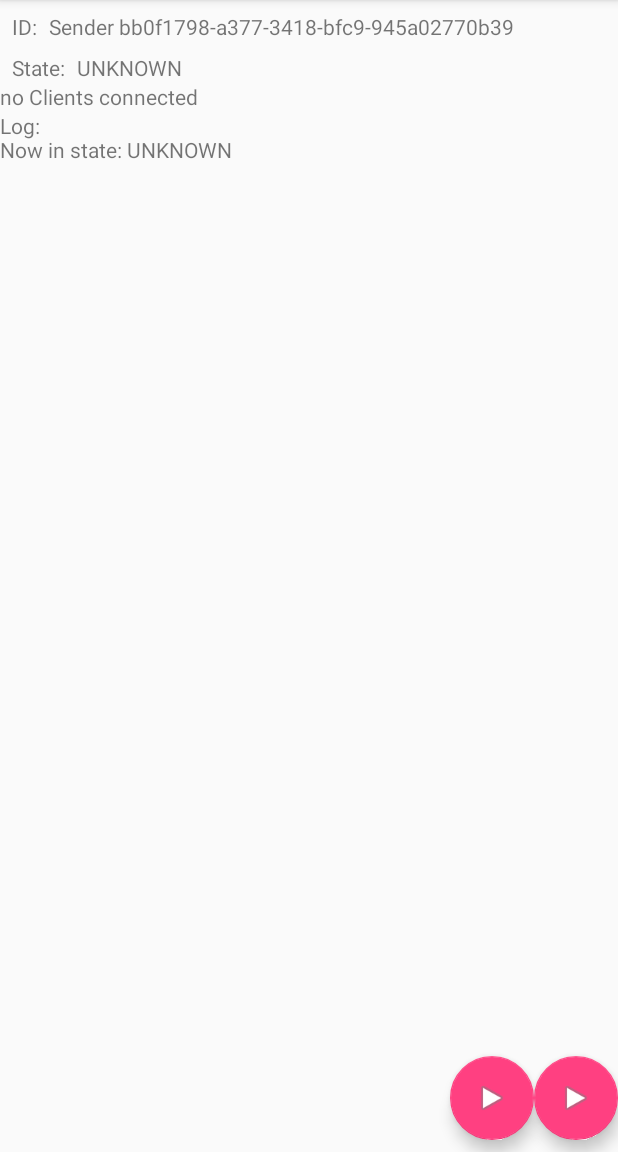
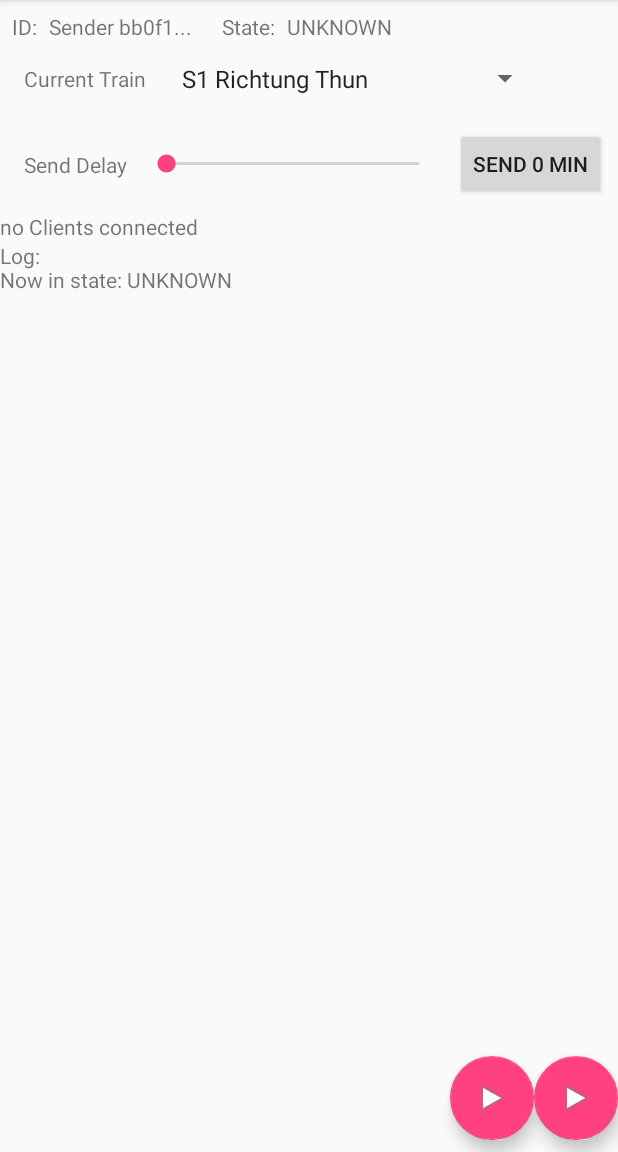
Before and after one commit to zossli/nearby-sender, an Android app: the screen it shows after launch (MainActivity), on a phone screen of 412 x 824 dp, the part 84-1236 px from its top. Run offline under Robolectric (Android 15) with nearby library versions, the phone set to English and light mode, and no system bars; 1 statement that could not run was skipped.

Commit message:
added Delay

```diff
--- a/app/src/main/AndroidManifest.xml
+++ b/app/src/main/AndroidManifest.xml
@@ -9,6 +9,7 @@
     <uses-permission android:name="android.permission.CHANGE_WIFI_STATE" />
     <uses-permission android:name="android.permission.ACCESS_COARSE_LOCATION" />
     <uses-permission android:name="android.permission.WAKE_LOCK" />
+
     <uses-permission android:name="android.permission.RECORD_AUDIO" />
 
     <application
@@ -21,7 +22,6 @@
         android:theme="@style/AppTheme">
         <activity
             android:name=".MainActivity"
-            android:keepScreenOn="true"
             android:screenOrientation="portrait">
             <intent-filter>
                 <action android:name="android.intent.action.MAIN" />
--- a/app/src/main/java/li/zoss/bfh/bsc/nearby_sender/MainActivity.java
+++ b/app/src/main/java/li/zoss/bfh/bsc/nearby_sender/MainActivity.java
@@ -1,7 +1,6 @@
 package li.zoss.bfh.bsc.nearby_sender;
 import android.content.Intent;
 import android.content.pm.PackageManager;
-import android.net.Uri;
 import android.os.Bundle;
 import android.os.ParcelFileDescriptor;
 import android.support.annotation.CallSuper;
@@ -10,6 +9,13 @@ import android.support.annotation.Nullable;
 import android.support.design.widget.FloatingActionButton;
 import android.util.Log;
 import android.view.View;
+import android.view.WindowManager;
+import android.widget.AdapterView;
+import android.widget.ArrayAdapter;
+import android.widget.Button;
+import android.widget.EditText;
+import android.widget.SeekBar;
+import android.widget.Spinner;
 import android.widget.TextView;
 import android.widget.Toast;
 
@@ -24,10 +30,11 @@ import java.io.File;
 import java.io.FileOutputStream;
 import java.io.IOException;
 import java.io.InputStream;
+import java.util.ArrayList;
 import java.util.Iterator;
 import java.util.UUID;
 
-public class MainActivity extends ConnectionsActivity {
+public class MainActivity extends ConnectionsActivity implements AdapterView.OnItemSelectedListener {
 
     private String TAG = "MainActivity";
 
@@ -50,15 +57,27 @@ public class MainActivity extends ConnectionsActivity {
     private AudioRecorder mRecorder;
     private boolean isPublishing = false;
     private Intent intent;
-    private View btnFloating2;
+    private Spinner spinnerTrainList;
+    private SeekBar numDelay;
+    private Button btnSendDelay;
+
+    private ArrayList<Train> mTrainList = new ArrayList<>();
     private Train mTrain;
 
 
     @Override
     protected void onCreate(Bundle savedInstanceState) {
         super.onCreate(savedInstanceState);
+        setContentView(R.layout.activity_main);
+        getWindow().addFlags(WindowManager.LayoutParams.FLAG_KEEP_SCREEN_ON);
 
-        setContentView(R.layout.activity_main);
+
+        //Create some Trains
+        TrainRun trainRun = new TrainRun();
+        trainRun.setAll(mTrainList);
+
+        //set current Train
+        mTrain = mTrainList.get(0);
 
 
         //View
@@ -67,10 +86,14 @@ public class MainActivity extends ConnectionsActivity {
         txtConnectedClients = findViewById(R.id.txtConnectedDevices);
         txtLog = findViewById(R.id.txtLog);
         btnFloating = findViewById(R.id.floatingActionButton);
-        btnFloating2 = findViewById(R.id.floatingActionButton2);
+        spinnerTrainList = findViewById(R.id.spinnerTrainList);
+        btnSendDelay = findViewById(R.id.btnSendDelay);
+        numDelay = findViewById(R.id.sbarDelay);
+
+
         txtConnectedClients.setText("no Clients connected");
         txtLog.setText("Log:");
-        txtID.setText(NAME);
+        txtID.setText(NAME.substring(0,12)+"...");
         txtState.setText(mState.toString());
         btnFloating.setOnClickListener(new View.OnClickListener() {
             @Override
@@ -78,33 +101,48 @@ public class MainActivity extends ConnectionsActivity {
                 runOnUiThread(new Runnable() {
                     @Override
                     public void run() {
-                        publishInformation(mTrain.getNext());
+                        mTrain.setNextValue();
+                        publishNextStop(mTrain.getNext());
                     }
                 });
             }
         });
-        btnFloating2.setOnClickListener(new View.OnClickListener() {
+        btnSendDelay.setOnClickListener(new View.OnClickListener() {
             @Override
             public void onClick(View v) {
                 runOnUiThread(new Runnable() {
                     @Override
                     public void run() {
-                        Uri uri = Uri.parse("");
-                        Log.i(TAG, "run: " + uri.toString());
-                        publishInformation(R.raw.sentence, "mp3");
+                        publishDelay(""+numDelay.getProgress());
                     }
                 });
             }
         });
-        setState(State.UNKNOWN);
+        numDelay.setOnSeekBarChangeListener(new SeekBar.OnSeekBarChangeListener() {
+            @Override
+            public void onProgressChanged(SeekBar seekBar, int progress, boolean fromUser) {
+                btnSendDelay.setText("send " +progress+" min");
+            }
 
+            @Override
+            public void onStartTrackingTouch(SeekBar seekBar) {
 
-        //Set Current Train Information
-        TrainRun trainRun = new TrainRun();
-        mTrain = new Train("RE", trainRun.rezweisimmen);
+            }
+
+            @Override
+            public void onStopTrackingTouch(SeekBar seekBar) {
+
+            }
+        });
+
+        ArrayAdapter adapter = new ArrayAdapter(this, android.R.layout.simple_spinner_item, mTrainList);
+        adapter.setDropDownViewResource(android.R.layout.simple_spinner_dropdown_item);
+        spinnerTrainList.setAdapter(adapter);
+        spinnerTrainList.setOnItemSelectedListener(this);
 
 
 
+        setState(State.UNKNOWN);
     }
 
     @Override
@@ -122,9 +160,19 @@ public class MainActivity extends ConnectionsActivity {
     }
 
 
-    private void publishInformation(Station station) {
+
+    private void publishNextStop(Station station) {
         if (getState().equals(State.CONNECTED)) {
-            JSONObject jsonObject = NotificationPayload.getNextStopJSON(station.getStationName(), station.getStationRequestStop(), mTrain.getCurrentNext());
+            JSONObject jsonObject = NotificationPayload.getNextStopJSON(station.getStationName(), station.getStationRequestStop(), mTrain.getNext());
+            setIsPublishing(true);
+            send(Payload.fromBytes(jsonObject.toString().getBytes()));
+            setIsPublishing(false);
+        }
+    }
+    private void publishDelay(String delay) {
+        Log.i(TAG, "publishDelay: "+delay);
+        if (getState().equals(State.CONNECTED)) {
+            JSONObject jsonObject = NotificationPayload.getDelayJSON(delay);
             setIsPublishing(true);
             send(Payload.fromBytes(jsonObject.toString().getBytes()));
             setIsPublishing(false);
@@ -132,7 +180,7 @@ public class MainActivity extends ConnectionsActivity {
     }
 
 
-    private void publishInformation(int rawRessource, String type) {
+    private void publishNextStop(int rawRessource, String type) {
         if (getState().equals(State.CONNECTED)) {
 
             if (!hasPermissions(this, REQUIRED_PERMISSIONS)) {
@@ -189,7 +237,7 @@ public class MainActivity extends ConnectionsActivity {
                     case TRAIN_INFO:
                         break;
                     case GET_TRAIN:
-                        JSONObject jsonPayload = NotificationPayload.getTrainInfo(mTrain.getTrain(),mTrain.getDirection());
+                        JSONObject jsonPayload = NotificationPayload.getTrainInfo(mTrain.getTrain(),mTrain.getDirection(), mTrain.getNext());
                         send(Payload.fromBytes(jsonPayload.toString().getBytes()), endpoint);
                         break;
                 }
@@ -276,6 +324,18 @@ public class MainActivity extends ConnectionsActivity {
         this.isPublishing = isPublishing;
     }
 
+    @Override
+    public void onItemSelected(AdapterView<?> parent, View view, int position, long id) {
+        Log.i(TAG, "onItemSelected: "+mTrainList.get(position));
+        mTrain = mTrainList.get(position);
+        mTrain.setNextValue(1);
+    }
+
+    @Override
+    public void onNothingSelected(AdapterView<?> parent) {
+        Log.i(TAG, "onNothingSelected: ");
+    }
+
     /**
      * States that the App goes through.
      */
--- a/app/src/main/java/li/zoss/bfh/bsc/nearby_sender/Train.java
+++ b/app/src/main/java/li/zoss/bfh/bsc/nearby_sender/Train.java
@@ -1,7 +1,5 @@
 package li.zoss.bfh.bsc.nearby_sender;
 
-
-import org.json.JSONObject;
 
 public class Train {
     private String mTrain;
@@ -19,24 +17,30 @@ public class Train {
     public Station[] getTrainRun() {
         return mTrainRun;
     }
+
     public String getDirection()
     {
         return mTrainRun[mTrainRun.length-1].getStationName();
     }
+
     public Station getNext()
     {
         if(mTrainRun.length>next)
         {
-            next++;
-            return mTrainRun[next-1];
+            return mTrainRun[next];
         }
         return  mTrainRun[mTrainRun.length-1];
     }
+    public void setNextValue(int i) {
+    }
+    public void setNextValue() {
+        next++;
+    }
 
-    public Station getCurrentNext() {
-        if(mTrainRun.length>next)
-        {
-            return mTrainRun[next];
-        }
-        return  mTrainRun[mTrainRun.length-1];    }
+    @Override
+    public String toString() {
+        return getTrain() +" Richtung "+getDirection();
+    }
+
+
 }
--- a/app/src/main/java/li/zoss/bfh/bsc/nearby_sender/TrainRun.java
+++ b/app/src/main/java/li/zoss/bfh/bsc/nearby_sender/TrainRun.java
@@ -1,11 +1,22 @@
 package li.zoss.bfh.bsc.nearby_sender;
+
+import java.util.ArrayList;
+import java.util.List;
+import java.util.Set;
 
 /**
  * Created by Reto on 01.01.2018.
  */
 
 class TrainRun {
-    public Station[] s1 = {
+
+    public void setAll(ArrayList<Train> list) {
+        list.add(new Train("S1",s1BernThun));
+        list.add(new Train("RE",redomo));
+        list.add(new Train("RE",rezweisimmen));
+
+    }
+    public Station[] s1BernThun = {
             new Station("Bern", false, ""),
             new Station("Bern Wankdorf", false, ""),
             new Station("Ostermundigen", false, ""),
@@ -27,9 +38,9 @@ class TrainRun {
             new Station("Burgholz",false,""),
             new Station("Oey-Diemtigen",false,""),
             new Station("Erlenbach im Simmental",false,""),
-            new Station("Ringoldingen",false,""),
-            new Station("Därstetten",false,""),
-            new Station("Weissenburg",false,""),
+            new Station("Ringoldingen",true,""),
+            new Station("Därstetten",true,""),
+            new Station("Weissenburg",true,""),
             new Station("Oberwil im Simmental",false,""),
             new Station("Enge im Simmental",false,""),
             new Station("Boltigen",false,""),
@@ -40,13 +51,13 @@ class TrainRun {
             new Station("Münsingen", false, ""),
             new Station("Thun", false, ""),
             new Station("Spiez",false,""),
-            new Station("Mülenen",false,""),
+            new Station("Mülenen",true,""),
             new Station("Reichenbach im Kandertal",false,""),
             new Station("Frutigen",false,""),
             new Station("Kandersteg",false,""),
             new Station("Goppenstein",false,""),
             new Station("Hohtenn",false,""),
-            new Station("Ausserberg",false,""),
+            new Station("Ausserberg",true,""),
             new Station("Eggerberg",false,""),
             new Station("Lalden",false,""),
             new Station("Brig",false,""),
@@ -54,4 +65,6 @@ class TrainRun {
             new Station("Varzo",false,""),
             new Station("Domodossola (I)",false,"")
     };
+
+
 }
--- a/app/src/main/res/layout/activity_main.xml
+++ b/app/src/main/res/layout/activity_main.xml
@@ -48,11 +48,11 @@
                 android:id="@+id/txtState"
                 android:layout_width="wrap_content"
                 android:layout_height="wrap_content"
-                android:layout_marginStart="8dp"
+                android:layout_marginStart="20dp"
                 android:layout_marginTop="8dp"
                 android:text="State:"
-                app:layout_constraintStart_toStartOf="parent"
-                app:layout_constraintTop_toBottomOf="@+id/txtID" />
+                app:layout_constraintStart_toEndOf="@+id/txtIDvalue"
+                app:layout_constraintTop_toTopOf="parent" />
 
             <TextView
                 android:id="@+id/txtIDvalue"
@@ -70,7 +70,7 @@
                 android:layout_marginStart="8dp"
                 android:layout_marginTop="8dp"
                 app:layout_constraintStart_toEndOf="@+id/txtState"
-                app:layout_constraintTop_toBottomOf="@+id/txtIDvalue" />
+                app:layout_constraintTop_toTopOf="parent" />
 
             <TextView
                 android:id="@+id/txtID"
@@ -81,6 +81,82 @@
                 android:text="ID:"
                 app:layout_constraintStart_toStartOf="parent"
                 app:layout_constraintTop_toTopOf="parent" />
+
+        </android.support.constraint.ConstraintLayout>
+
+        <android.support.constraint.ConstraintLayout
+            android:layout_width="match_parent"
+            android:layout_height="wrap_content">
+
+            <TextView
+                android:id="@+id/txtSelectTrain"
+                android:layout_width="wrap_content"
+                android:layout_height="wrap_content"
+                android:layout_marginBottom="8dp"
+                android:layout_marginStart="16dp"
+                android:layout_marginTop="8dp"
+                android:text="Current Train"
+                app:layout_constraintBottom_toBottomOf="parent"
+                app:layout_constraintStart_toStartOf="parent"
+                app:layout_constraintTop_toTopOf="parent" />
+
+            <Spinner
+                android:id="@+id/spinnerTrainList"
+                android:layout_width="247dp"
+                android:layout_height="34dp"
+                android:layout_marginBottom="8dp"
+                android:layout_marginStart="16dp"
+                android:layout_marginTop="8dp"
+                app:layout_constraintBottom_toBottomOf="parent"
+                app:layout_constraintStart_toEndOf="@+id/txtSelectTrain"
+                app:layout_constraintTop_toTopOf="parent" />
+        </android.support.constraint.ConstraintLayout>
+
+        <android.support.constraint.ConstraintLayout
+            android:layout_width="match_parent"
+            android:layout_height="wrap_content">
+
+            <TextView
+                android:id="@+id/txtDelaystatic"
+                android:layout_width="wrap_content"
+                android:layout_height="wrap_content"
+                android:layout_marginBottom="8dp"
+                android:layout_marginStart="16dp"
+                android:layout_marginTop="8dp"
+                android:text="Send Delay"
+                app:layout_constraintBottom_toBottomOf="parent"
+                app:layout_constraintStart_toStartOf="parent"
+                app:layout_constraintTop_toTopOf="parent"
+                app:layout_constraintVertical_bias="0.517" />
+
+            <Button
+                android:id="@+id/btnSendDelay"
+                android:layout_width="wrap_content"
+                android:layout_height="wrap_content"
+                android:layout_marginBottom="8dp"
+                android:layout_marginEnd="8dp"
+                android:layout_marginTop="8dp"
+                android:text="send 0 min"
+                app:layout_constraintBottom_toBottomOf="parent"
+                app:layout_constraintEnd_toEndOf="parent"
+                app:layout_constraintTop_toTopOf="parent"
+                app:layout_constraintVertical_bias="0.0" />
+
+            <SeekBar
+                android:id="@+id/sbarDelay"
+                android:layout_width="0dp"
+                android:layout_height="0dp"
+                android:layout_marginBottom="8dp"
+                android:layout_marginEnd="8dp"
+                android:layout_marginStart="8dp"
+                android:layout_marginTop="8dp"
+                android:max="100"
+                android:progress="1"
+                app:layout_constraintBottom_toBottomOf="parent"
+                app:layout_constraintEnd_toStartOf="@+id/btnSendDelay"
+                app:layout_constraintStart_toEndOf="@+id/txtDelaystatic"
+                app:layout_constraintTop_toTopOf="parent" />
+
         </android.support.constraint.ConstraintLayout>
 
         <ScrollView
```
Also changed, not shown: app/src/main/java/li/zoss/bfh/bsc/nearby_sender/NotificationPayload.java (+24 -10 lines), 2 other files.
